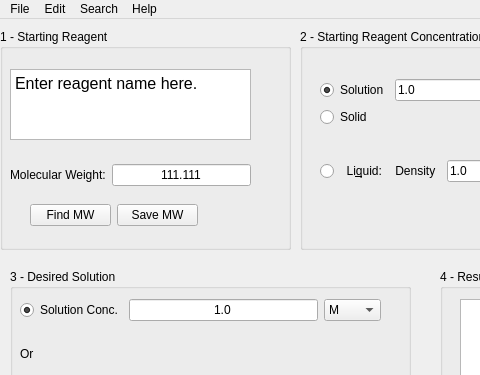
First picture: the form in mainwindow.ui, repository Chris-Baba/molehill-chemical-calculator, before the edit; both pictures show x 0 to 480 and y 0 to 375 of the 683 by 570 pixel window.
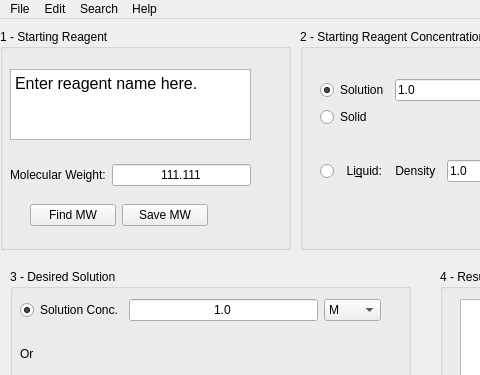
Second picture: the form after the edit. Icons and pictures are not drawn.

The edit to the form file:
```diff
--- a/mainwindow.ui
+++ b/mainwindow.ui
@@ -90,7 +90,7 @@
       <rect>
        <x>30</x>
        <y>170</y>
-       <width>168</width>
+       <width>178</width>
        <height>32</height>
       </rect>
      </property>
```
Left out of the diff: 4 changed lines with no effect on the pictures.
